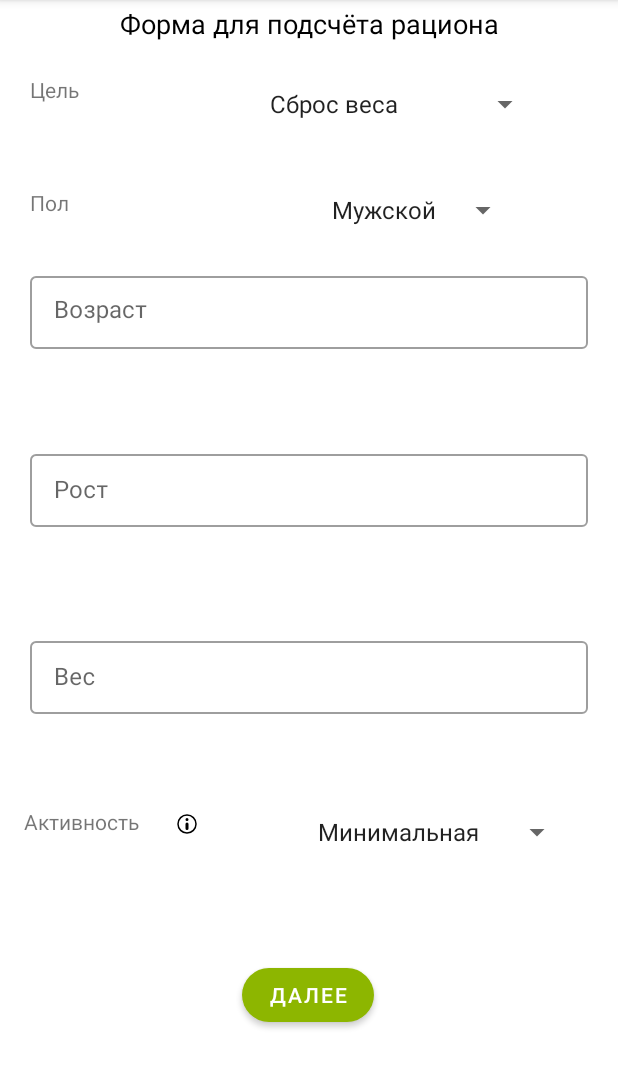
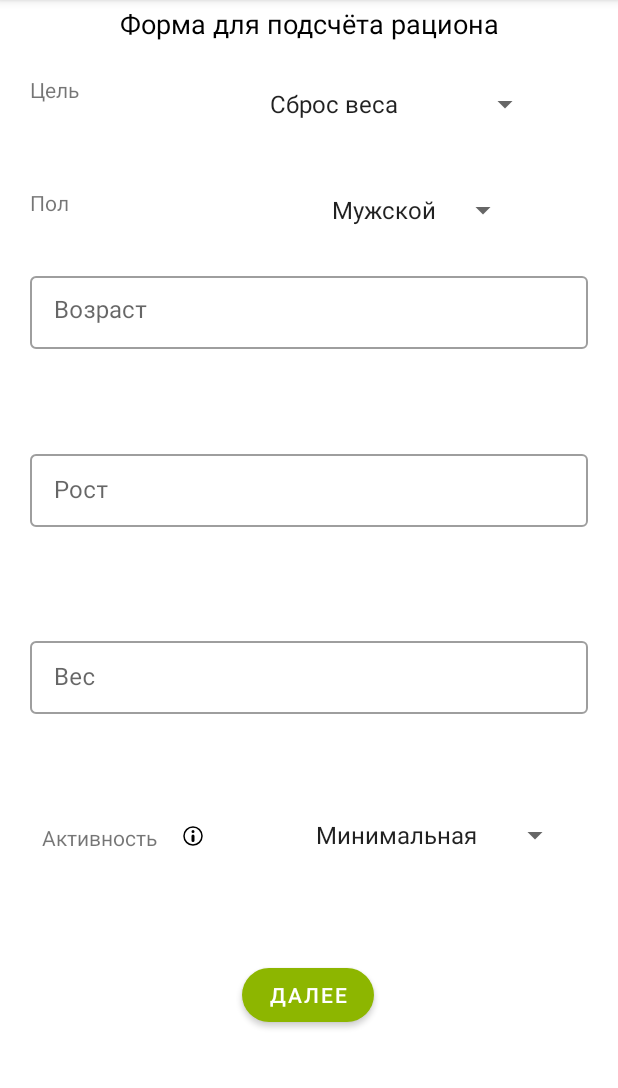
Before and after one commit to AbatedPlacebo/MyRation, an Android app: the screen it shows after launch (MainActivity), after a tap on "ДАЛЕЕ", on a phone screen of 412 x 824 dp, the part 84-1172 px from its top. Run offline under Robolectric (Android 15) with nearby library versions, the phone set to English and light mode, and no system bars; our stand-ins replace navigation-ui; 1 other tap on this screen came first.

Commit message:
fixed questions.xml

```diff
--- a/app/src/main/res/layout/questions.xml
+++ b/app/src/main/res/layout/questions.xml
@@ -131,18 +131,19 @@
 
     <Spinner
         android:id="@+id/spinner_activity"
+
         android:layout_width="wrap_content"
         android:layout_height="wrap_content"
-        android:layout_marginEnd="8dp"
         android:inputType="text"
+        android:minHeight="48dp"
         android:textAlignment="center"
         android:textSize="15sp"
-        app:layout_constraintBottom_toTopOf="@+id/button_next"
+        app:layout_constraintBottom_toBottomOf="parent"
         app:layout_constraintEnd_toEndOf="parent"
-        app:layout_constraintHorizontal_bias="0.763"
-        app:layout_constraintStart_toEndOf="@+id/info_activity_Button"
-        app:layout_constraintTop_toBottomOf="@+id/weightContainer"
-        app:layout_constraintVertical_bias="0.477" />
+        app:layout_constraintHorizontal_bias="0.755"
+        app:layout_constraintStart_toEndOf="@+id/textView_activity"
+        app:layout_constraintTop_toTopOf="parent"
+        app:layout_constraintVertical_bias="0.74" />
 
     <TextView
         android:id="@+id/textView_target"
@@ -174,14 +175,13 @@
         android:id="@+id/textView_activity"
         android:layout_width="wrap_content"
         android:layout_height="wrap_content"
-        android:layout_marginTop="62dp"
         android:text="Активность"
-        app:layout_constraintBottom_toTopOf="@+id/button_next"
+        app:layout_constraintBottom_toBottomOf="parent"
         app:layout_constraintEnd_toEndOf="parent"
-        app:layout_constraintHorizontal_bias="0.047"
+        app:layout_constraintHorizontal_bias="0.083"
         app:layout_constraintStart_toStartOf="parent"
-        app:layout_constraintTop_toBottomOf="@+id/weightContainer"
-        app:layout_constraintVertical_bias="0.0" />
+        app:layout_constraintTop_toTopOf="parent"
+        app:layout_constraintVertical_bias="0.733" />
 
     <Button
         android:id="@+id/button_next"
@@ -199,16 +199,15 @@
 
     <ImageButton
         android:id="@+id/info_activity_Button"
-        android:layout_width="wrap_content"
-        android:layout_height="wrap_content"
-        android:layout_marginTop="63dp"
+        android:layout_width="19dp"
+        android:layout_height="20dp"
         android:background="#FFFFFF"
         app:layout_constraintBottom_toBottomOf="parent"
         app:layout_constraintEnd_toEndOf="parent"
-        app:layout_constraintHorizontal_bias="0.079"
-        app:layout_constraintStart_toEndOf="@+id/textView_activity"
-        app:layout_constraintTop_toBottomOf="@+id/weightContainer"
-        app:layout_constraintVertical_bias="0.01"
+        app:layout_constraintHorizontal_bias="0.303"
+        app:layout_constraintStart_toStartOf="parent"
+        app:layout_constraintTop_toTopOf="parent"
+        app:layout_constraintVertical_bias="0.732"
         app:srcCompat="@drawable/ic_information_24dp" />
 
     <TextView
```
